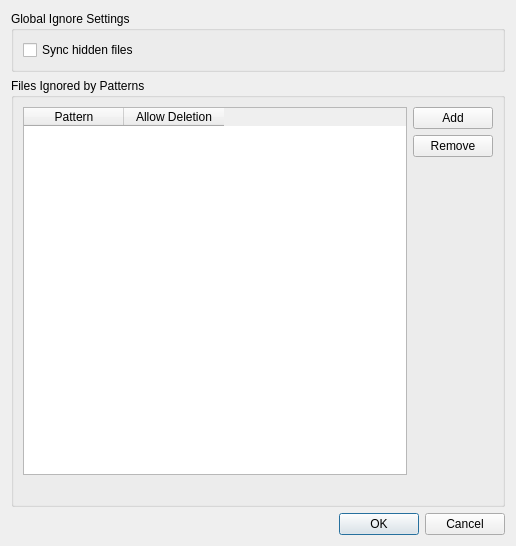
Above: src/gui/ignorelisteditor.ui from nextcloud/desktop before the change. Below: the same form after it.
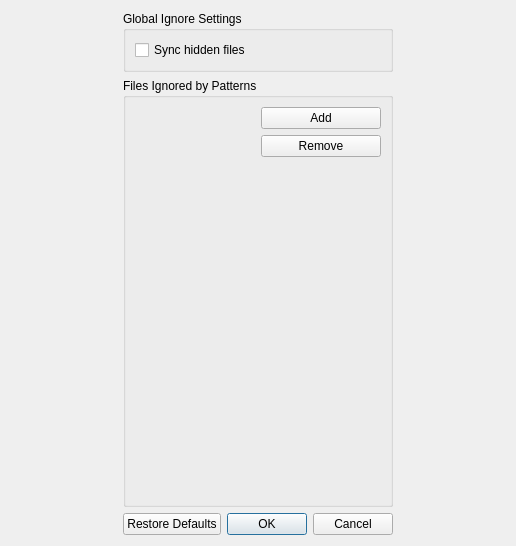
That is the form after the change.

Commit message: Adds button to restore default patterns in the ignore list.

The edit to the form file:
```diff
--- a/src/gui/ignorelisteditor.ui
+++ b/src/gui/ignorelisteditor.ui
@@ -13,6 +13,9 @@
   <property name="windowTitle">
    <string>Ignored Files Editor</string>
   </property>
+  <property name="layoutDirection">
+   <enum>Qt::LeftToRight</enum>
+  </property>
   <layout class="QGridLayout" name="gridLayout_3">
    <item row="0" column="0">
     <widget class="QGroupBox" name="groupBox">
@@ -56,32 +59,6 @@
         </property>
        </widget>
       </item>
-      <item row="0" column="0" rowspan="3">
-       <widget class="QTableWidget" name="tableWidget">
-        <property name="enabled">
-         <bool>true</bool>
-        </property>
-        <property name="selectionMode">
-         <enum>QAbstractItemView::SingleSelection</enum>
-        </property>
-        <property name="selectionBehavior">
-         <enum>QAbstractItemView::SelectRows</enum>
-        </property>
-        <property name="columnCount">
-         <number>2</number>
-        </property>
-        <column>
-         <property name="text">
-          <string>Pattern</string>
-         </property>
-        </column>
-        <column>
-         <property name="text">
-          <string>Allow Deletion</string>
-         </property>
-        </column>
-       </widget>
-      </item>
       <item row="2" column="1">
        <spacer name="verticalSpacer">
         <property name="enabled">
@@ -123,10 +100,19 @@
      </layout>
     </widget>
    </item>
-   <item row="4" column="0">
+   <item row="5" column="0">
     <widget class="QDialogButtonBox" name="buttonBox">
+     <property name="sizePolicy">
+      <sizepolicy hsizetype="Fixed" vsizetype="Fixed">
+       <horstretch>0</horstretch>
+       <verstretch>0</verstretch>
+      </sizepolicy>
+     </property>
+     <property name="layoutDirection">
+      <enum>Qt::LeftToRight</enum>
+     </property>
      <property name="standardButtons">
-      <set>QDialogButtonBox::Cancel|QDialogButtonBox::Ok</set>
+      <set>QDialogButtonBox::Cancel|QDialogButtonBox::Ok|QDialogButtonBox::RestoreDefaults</set>
      </property>
     </widget>
    </item>
```
Left out of the diff: 66 changed lines with no effect on the pictures. The commit also changes 2 other files.
